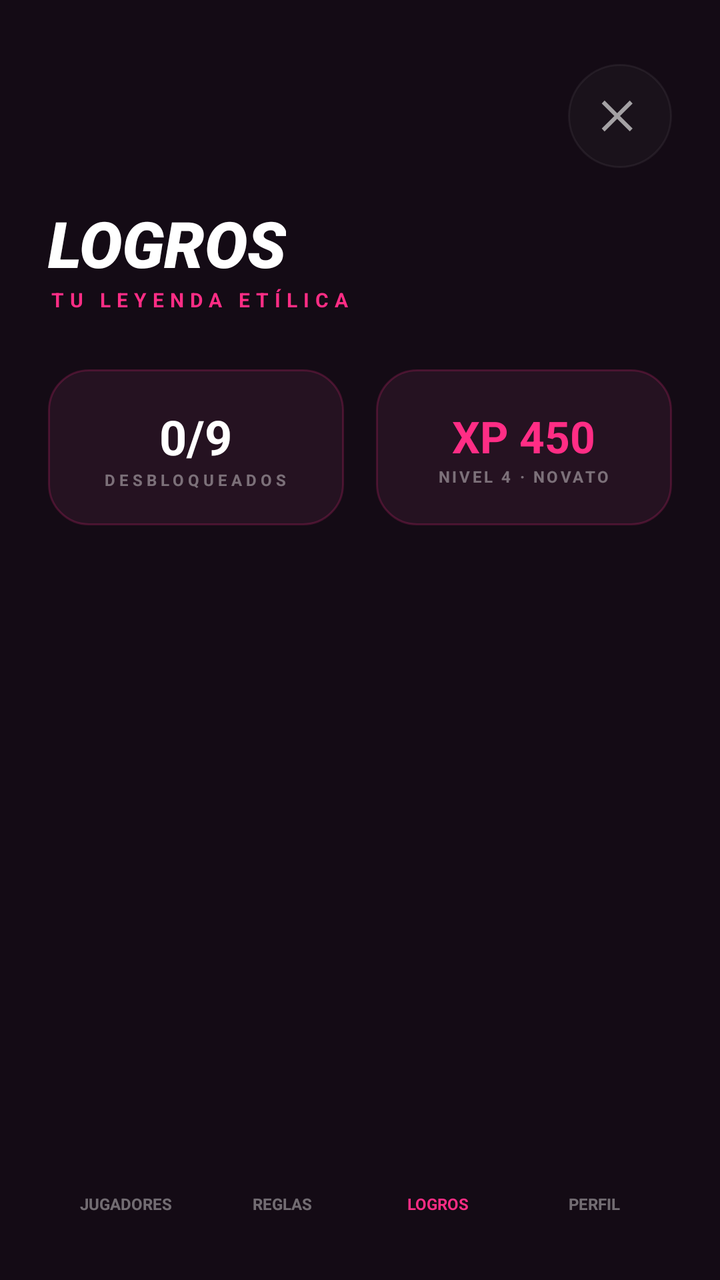
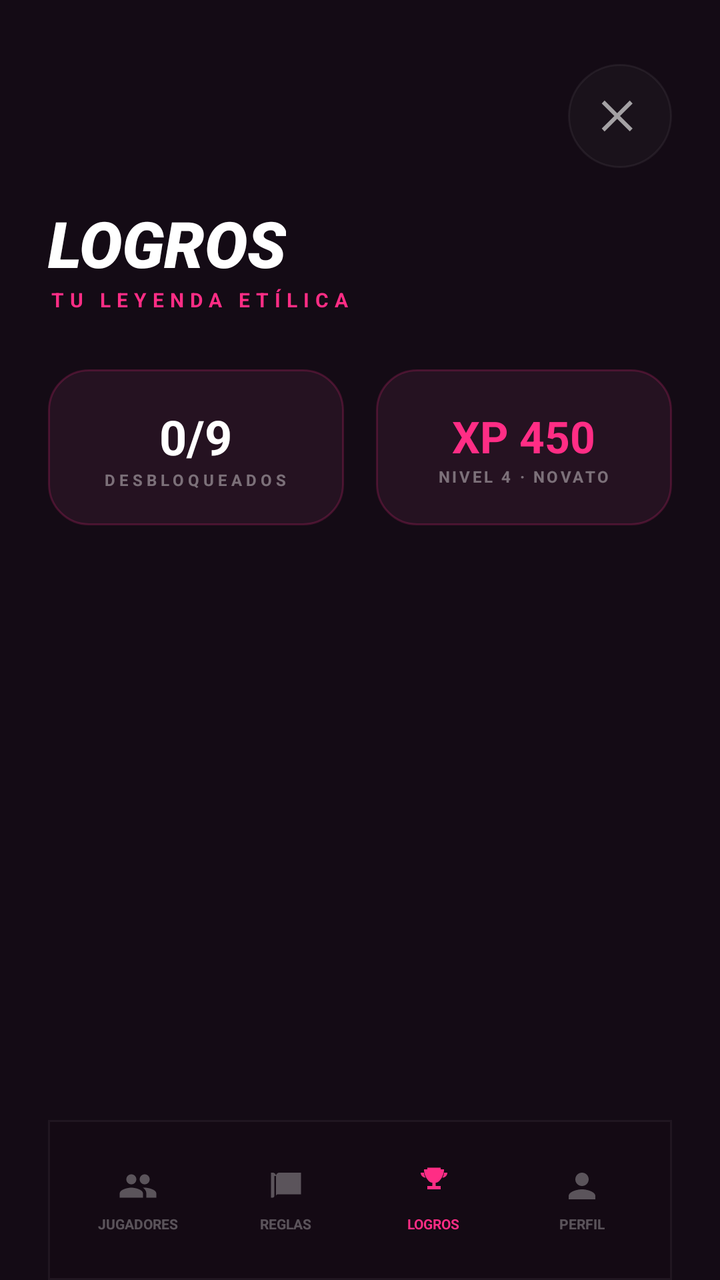

Before-and-after screenshots of an Android layout around one commit, followed by the original layout XML and the change that was made.
<!-- AndroidManifest.xml: application theme Theme.TragoMaestro -->
<!-- res/layout/fragment_achievements.xml -->
<?xml version="1.0" encoding="utf-8"?>
<layout xmlns:android="http://schemas.android.com/apk/res/android"
    xmlns:app="http://schemas.android.com/apk/res-auto">

    <RelativeLayout
        android:layout_width="match_parent"
        android:layout_height="match_parent"
        android:background="@color/tm_background"
        android:paddingStart="24dp"
        android:paddingTop="32dp"
        android:paddingEnd="24dp">

        <ImageButton
            android:id="@+id/btnCloseAchievements"
            android:layout_width="52dp"
            android:layout_height="52dp"
            android:layout_alignParentTop="true"
            android:layout_alignParentEnd="true"
            android:alpha="0.6"
            android:background="@drawable/bg_home_social_circle"
            android:contentDescription="@string/cd_close"
            android:padding="14dp"
            android:src="@drawable/ic_close"
            app:tint="@android:color/white" />

        <LinearLayout
            android:id="@+id/achievementsHeader"
            android:layout_width="match_parent"
            android:layout_height="wrap_content"
            android:layout_marginTop="68dp"
            android:orientation="vertical">

            <TextView
                android:id="@+id/tvAchievementsTitle"
                android:layout_width="wrap_content"
                android:layout_height="wrap_content"
                android:text="@string/achievements_title"
                android:textAllCaps="true"
                android:textColor="@android:color/white"
                android:textSize="32sp"
                android:textStyle="bold|italic"
                android:fontFamily="sans-serif-black" />

            <TextView
                android:id="@+id/tvAchievementsSubtitle"
                android:layout_width="wrap_content"
                android:layout_height="wrap_content"
                android:letterSpacing="0.3"
                android:text="@string/achievements_subtitle"
                android:textAllCaps="true"
                android:textColor="@color/tm_pink"
                android:textSize="10sp"
                android:textStyle="bold" />

            <LinearLayout
                android:layout_width="match_parent"
                android:layout_height="78dp"
                android:layout_marginTop="28dp"
                android:orientation="horizontal">

                <LinearLayout
                    android:layout_width="0dp"
                    android:layout_height="match_parent"
                    android:layout_marginEnd="8dp"
                    android:layout_weight="1"
                    android:background="@drawable/bg_achievement_stat_card"
                    android:gravity="center"
                    android:orientation="vertical">

                    <TextView
                        android:id="@+id/tvUnlockedCount"
                        android:layout_width="wrap_content"
                        android:layout_height="wrap_content"
                        android:text="0/9"
                        android:textColor="@android:color/white"
                        android:textSize="24sp"
                        android:textStyle="bold" />

                    <TextView
                        android:layout_width="wrap_content"
                        android:layout_height="wrap_content"
                        android:letterSpacing="0.25"
                        android:text="@string/achievements_unlocked_counter"
                        android:textAllCaps="true"
                        android:textColor="#66FFFFFF"
                        android:textSize="8sp"
                        android:textStyle="bold" />
                </LinearLayout>

                <LinearLayout
                    android:layout_width="0dp"
                    android:layout_height="match_parent"
                    android:layout_marginStart="8dp"
                    android:layout_weight="1"
                    android:background="@drawable/bg_achievement_stat_card"
                    android:gravity="center"
                    android:orientation="vertical">

                    <TextView
                        android:layout_width="wrap_content"
                        android:layout_height="wrap_content"
                        android:text="@string/achievements_xp_value"
                        android:textColor="@color/tm_pink"
                        android:textSize="22sp"
                        android:textStyle="bold" />

                    <TextView
                        android:layout_width="wrap_content"
                        android:layout_height="wrap_content"
                        android:letterSpacing="0.15"
                        android:text="@string/achievements_xp_label"
                        android:textAllCaps="true"
                        android:textColor="#66FFFFFF"
                        android:textSize="8sp"
                        android:textStyle="bold" />
                </LinearLayout>
            </LinearLayout>

        </LinearLayout>

        <androidx.recyclerview.widget.RecyclerView
            android:id="@+id/rvAchievements"
            android:layout_width="match_parent"
            android:layout_height="0dp"
            android:layout_above="@id/bottomAchievementsNav"
            android:layout_below="@id/achievementsHeader"
            android:layout_marginTop="28dp"
            android:clipToPadding="false"
            android:paddingBottom="16dp" />

        <LinearLayout
            android:id="@+id/bottomAchievementsNav"
            android:layout_width="match_parent"
            android:layout_height="76dp"
            android:layout_alignParentBottom="true"
            android:gravity="center"
            android:orientation="horizontal">

            <TextView
                android:id="@+id/navPlayersFromAchievements"
                android:layout_width="0dp"
                android:layout_height="match_parent"
                android:layout_weight="1"
                android:gravity="center"
                android:text="JUGADORES"
                android:textColor="#66FFFFFF"
                android:textSize="8sp"
                android:textStyle="bold" />

            <TextView
                android:id="@+id/navRulesFromAchievements"
                android:layout_width="0dp"
                android:layout_height="match_parent"
                android:layout_weight="1"
                android:gravity="center"
                android:text="REGLAS"
                android:textColor="#66FFFFFF"
                android:textSize="8sp"
                android:textStyle="bold" />

            <TextView
                android:id="@+id/navAchievementsActive"
                android:layout_width="0dp"
                android:layout_height="match_parent"
                android:layout_weight="1"
                android:gravity="center"
                android:text="LOGROS"
                android:textColor="@color/tm_pink"
                android:textSize="8sp"
                android:textStyle="bold" />

            <TextView
                android:id="@+id/navProfileFromAchievements"
                android:layout_width="0dp"
                android:layout_height="match_parent"
                android:layout_weight="1"
                android:gravity="center"
                android:text="PERFIL"
                android:textColor="#66FFFFFF"
                android:textSize="8sp"
                android:textStyle="bold" />
        </LinearLayout>

    </RelativeLayout>
</layout>
<!-- resources referenced by this layout -->
<resources>
  <color name="tm_background">#140B15</color>
  <color name="tm_pink">#FF2D85</color>
  <!-- drawable bg_achievement_stat_card (drawable) -->
  <?xml version="1.0" encoding="utf-8"?>
  <shape xmlns:android="http://schemas.android.com/apk/res/android">
      <solid android:color="#251221" />
      <corners android:radius="20dp" />
      <stroke
          android:width="1dp"
          android:color="#33FF2D85" />
  </shape>
  <!-- drawable bg_home_social_circle (drawable) -->
  <?xml version="1.0" encoding="utf-8"?>
  <ripple xmlns:android="http://schemas.android.com/apk/res/android"
      android:color="#22FFFFFF">
      <item>
          <shape android:shape="oval">
              <solid android:color="#0DFFFFFF" />
              <stroke
                  android:width="1dp"
                  android:color="#1AFFFFFF" />
          </shape>
      </item>
  </ripple>
  <string name="achievements_subtitle">TU LEYENDA ETÍLICA</string>
  <string name="achievements_title">LOGROS</string>
  <string name="achievements_unlocked_counter">DESBLOQUEADOS</string>
  <string name="achievements_xp_label">NIVEL 4 · NOVATO</string>
  <string name="achievements_xp_value">XP 450</string>
  <string name="cd_close">Cerrar</string>
  <!-- unchanged entries left out for length: 2 -->
</resources>

<!-- the commit's change to res/layout/fragment_achievements.xml (unified diff, before → after) -->
@@ -131,54 +131,128 @@
         <LinearLayout
             android:id="@+id/bottomAchievementsNav"
             android:layout_width="match_parent"
-            android:layout_height="76dp"
+            android:layout_height="80dp"
             android:layout_alignParentBottom="true"
+            android:background="@drawable/bg_players_bottom_bar"
             android:gravity="center"
-            android:orientation="horizontal">
-
-            <TextView
+            android:orientation="horizontal"
+            android:paddingStart="8dp"
+            android:paddingEnd="8dp">
+
+            <LinearLayout
                 android:id="@+id/navPlayersFromAchievements"
                 android:layout_width="0dp"
-                android:layout_height="match_parent"
-                android:layout_weight="1"
-                android:gravity="center"
-                android:text="JUGADORES"
-                android:textColor="#66FFFFFF"
-                android:textSize="8sp"
-                android:textStyle="bold" />
-
-            <TextView
+                android:layout_height="wrap_content"
+                android:layout_weight="1"
+                android:gravity="center"
+                android:orientation="vertical"
+                android:padding="4dp"
+                android:clickable="true"
+                android:focusable="true"
+                android:foreground="?attr/selectableItemBackgroundBorderless">
+
+                <ImageView
+                    android:layout_width="20dp"
+                    android:layout_height="20dp"
+                    android:contentDescription="@string/players_nav_players"
+                    android:src="@drawable/ic_users"
+                    app:tint="#4DFFFFFF" />
+
+                <TextView
+                    android:layout_width="wrap_content"
+                    android:layout_height="wrap_content"
+                    android:layout_marginTop="4dp"
+                    android:text="@string/players_nav_players"
+                    android:textAllCaps="true"
+                    android:textColor="#4DFFFFFF"
+                    android:textSize="7sp"
+                    android:textStyle="bold" />
+            </LinearLayout>
+
+            <LinearLayout
                 android:id="@+id/navRulesFromAchievements"
                 android:layout_width="0dp"
-                android:layout_height="match_parent"
-                android:layout_weight="1"
-                android:gravity="center"
-                android:text="REGLAS"
-                android:textColor="#66FFFFFF"
-                android:textSize="8sp"
-                android:textStyle="bold" />
-
-            <TextView
+                android:layout_height="wrap_content"
+                android:layout_weight="1"
+                android:gravity="center"
+                android:orientation="vertical"
+                android:padding="4dp"
+                android:clickable="true"
+                android:focusable="true"
+                android:foreground="?attr/selectableItemBackgroundBorderless">
+
+                <ImageView
+                    android:layout_width="20dp"
+                    android:layout_height="20dp"
+                    android:contentDescription="@string/players_nav_rules"
+                    android:src="@drawable/ic_book_open"
+                    app:tint="#4DFFFFFF" />
+
+                <TextView
+                    android:layout_width="wrap_content"
+                    android:layout_height="wrap_content"
+                    android:layout_marginTop="4dp"
+                    android:text="@string/players_nav_rules"
+                    android:textAllCaps="true"
+                    android:textColor="#4DFFFFFF"
+                    android:textSize="7sp"
+                    android:textStyle="bold" />
+            </LinearLayout>
+
+            <LinearLayout
                 android:id="@+id/navAchievementsActive"
                 android:layout_width="0dp"
-                android:layout_height="match_parent"
-                android:layout_weight="1"
-                android:gravity="center"
-                android:text="LOGROS"
-                android:textColor="@color/tm_pink"
-                android:textSize="8sp"
-                android:textStyle="bold" />
-
-            <TextView
+                android:layout_height="wrap_content"
+                android:layout_weight="1"
+                android:gravity="center"
+                android:orientation="vertical"
+                android:padding="4dp">
+
+                <ImageView
+                    android:layout_width="20dp"
+                    android:layout_height="20dp"
+                    android:contentDescription="@string/players_nav_achievements"
+                    android:src="@drawable/ic_trophy"
+                    app:tint="#FF2D85" />
+
+                <TextView
+                    android:layout_width="wrap_content"
+                    android:layout_height="wrap_content"
+                    android:layout_marginTop="4dp"
+                    android:text="@string/players_nav_achievements"
+                    android:textAllCaps="true"
+                    android:textColor="#FF2D85"
+                    android:textSize="7sp"
+                    android:textStyle="bold" />
+            </LinearLayout>
+
+            <LinearLayout
                 android:id="@+id/navProfileFromAchievements"
                 android:layout_width="0dp"
-                android:layout_height="match_parent"
-                android:layout_weight="1"
-                android:gravity="center"
-                android:text="PERFIL"
-                android:textColor="#66FFFFFF"
-                android:textSize="8sp"
-                android:textStyle="bold" />
+                android:layout_height="wrap_content"
+                android:layout_weight="1"
+                android:gravity="center"
+                android:orientation="vertical"
+                android:padding="4dp">
+
+                <ImageView
+                    android:layout_width="20dp"
+                    android:layout_height="20dp"
+                    android:contentDescription="@string/players_nav_profile"
+                    android:src="@drawable/ic_user"
+                    app:tint="#4DFFFFFF" />
+
+                <TextView
+                    android:layout_width="wrap_content"
+                    android:layout_height="wrap_content"
+                    android:layout_marginTop="4dp"
+                    android:text="@string/players_nav_profile"
+                    android:textAllCaps="true"
+                    android:textColor="#4DFFFFFF"
+                    android:textSize="7sp"
+                    android:textStyle="bold" />
+            </LinearLayout>
+
         </LinearLayout>
 
     </RelativeLayout>
<!-- resource entries referenced after the edit -->
@@ -24,12 +24,64 @@
           </shape>
       </item>
   </ripple>
+  <!-- drawable bg_players_bottom_bar (drawable) -->
+  <?xml version="1.0" encoding="utf-8"?>
+  <shape xmlns:android="http://schemas.android.com/apk/res/android">
+      <solid android:color="#E6140B15" />
+      <stroke
+          android:width="1dp"
+          android:color="#0DFFFFFF" />
+  </shape>
+  <!-- drawable ic_book_open (drawable) -->
+  <vector xmlns:android="http://schemas.android.com/apk/res/android"
+      android:width="24dp"
+      android:height="24dp"
+      android:viewportWidth="24"
+      android:viewportHeight="24">
+      <path
+          android:fillColor="#FFFFFFFF"
+          android:pathData="M21,4H8c-1.1,0 -2,0.9 -2,2v12c0,-0.55 0.45,-1 1,-1h14V4zM6,6c0,-1.1 -0.9,-2 -2,-2H3v15h1c0.55,0 1,-0.45 1,-1V6z" />
+  </vector>
+  <!-- drawable ic_trophy (drawable) -->
+  <vector xmlns:android="http://schemas.android.com/apk/res/android"
+      android:width="24dp"
+      android:height="24dp"
+      android:viewportWidth="24"
+      android:viewportHeight="24">
+      <path
+          android:fillColor="#FFFFFFFF"
+          android:pathData="M18,2h-2V1H8v1H6c0,2.76 1.12,5.26 2.93,7.07C9.56,9.68 10.25,10 11,10v2H8v2h8v-2h-3v-2c0.75,0 1.44,-0.32 2.07,-0.93C16.88,7.26 18,4.76 18,2zM6,4H4c0,1.66 1.34,3 3,3 -0.63,-0.89 -1,-1.94 -1,-3zM20,4h-2c0,1.06 -0.37,2.11 -1,3 1.66,0 3,-1.34 3,-3z" />
+  </vector>
+  <!-- drawable ic_user (drawable) -->
+  <vector xmlns:android="http://schemas.android.com/apk/res/android"
+      android:width="24dp"
+      android:height="24dp"
+      android:viewportWidth="24"
+      android:viewportHeight="24">
+      <path
+          android:fillColor="#FFFFFFFF"
+          android:pathData="M12,12c2.21,0 4,-1.79 4,-4s-1.79,-4 -4,-4 -4,1.79 -4,4 1.79,4 4,4zM12,14c-2.67,0 -8,1.34 -8,4v2h16v-2c0,-2.66 -5.33,-4 -8,-4z" />
+  </vector>
+  <!-- drawable ic_users (drawable) -->
+  <vector xmlns:android="http://schemas.android.com/apk/res/android"
+      android:width="24dp"
+      android:height="24dp"
+      android:viewportWidth="24"
+      android:viewportHeight="24">
+      <path
+          android:fillColor="#FFFFFFFF"
+          android:pathData="M16,11c1.66,0 2.99,-1.34 2.99,-3S17.66,5 16,5s-3,1.34 -3,3 1.34,3 3,3zM8,11c1.66,0 2.99,-1.34 2.99,-3S9.66,5 8,5 5,6.34 5,8s1.34,3 3,3zM8,13c-2.33,0 -7,1.17 -7,3.5V19h14v-2.5C15,14.17 10.33,13 8,13zM16,13c-0.29,0 -0.62,0.02 -0.97,0.05 1.16,0.84 1.97,1.96 1.97,3.45V19h6v-2.5C23,14.17 18.33,13 16,13z" />
+  </vector>
   <string name="achievements_subtitle">TU LEYENDA ETÍLICA</string>
   <string name="achievements_title">LOGROS</string>
   <string name="achievements_unlocked_counter">DESBLOQUEADOS</string>
   <string name="achievements_xp_label">NIVEL 4 · NOVATO</string>
   <string name="achievements_xp_value">XP 450</string>
   <string name="cd_close">Cerrar</string>
+  <string name="players_nav_achievements">LOGROS</string>
+  <string name="players_nav_players">JUGADORES</string>
+  <string name="players_nav_profile">PERFIL</string>
+  <string name="players_nav_rules">REGLAS</string>
   <!-- unchanged entries left out for length: 2 -->
 </resources>
 
